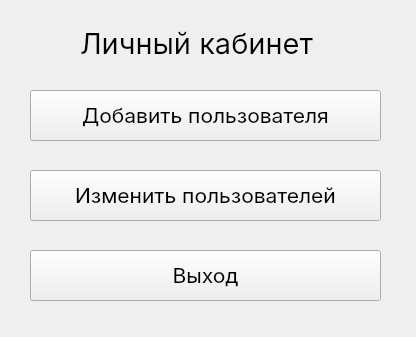
Old version of the form src/admin/adminareawindow.ui in the repository Dugers/Machine-repair.
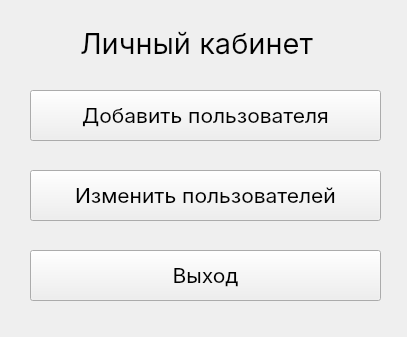
New version of the form.

What changed in the file:
```diff
--- a/src/admin/adminareawindow.ui
+++ b/src/admin/adminareawindow.ui
@@ -6,7 +6,7 @@
    <rect>
     <x>0</x>
     <y>0</y>
-    <width>416</width>
+    <width>407</width>
     <height>337</height>
    </rect>
   </property>
@@ -16,6 +16,18 @@
     <verstretch>0</verstretch>
    </sizepolicy>
   </property>
+  <property name="minimumSize">
+   <size>
+    <width>407</width>
+    <height>337</height>
+   </size>
+  </property>
+  <property name="maximumSize">
+   <size>
+    <width>407</width>
+    <height>337</height>
+   </size>
+  </property>
   <property name="palette">
    <palette>
     <active/>
```
Left out of the diff: 2 changed lines with no effect on the pictures.
